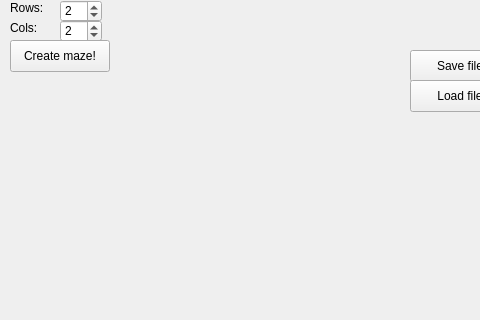
KoOlli/maze, file A1_Maze_cpp/mainwindow.ui: the form before one commit; both pictures show x 0 to 480 and y 0 to 320 of the 600 by 700 pixel window.
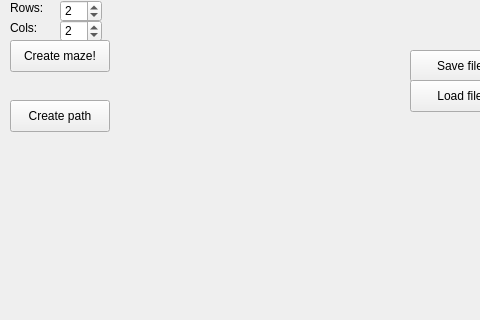
The form after the commit. Custom widgets are drawn as their Qt base class.

Commit message: fix draw path

Patch:
```diff
--- a/A1_Maze_cpp/mainwindow.ui
+++ b/A1_Maze_cpp/mainwindow.ui
@@ -138,6 +138,19 @@
     </property>
     <layout class="QGridLayout" name="gridLayout"/>
    </widget>
+   <widget class="QPushButton" name="CreatePathBtn">
+    <property name="geometry">
+     <rect>
+      <x>10</x>
+      <y>100</y>
+      <width>100</width>
+      <height>32</height>
+     </rect>
+    </property>
+    <property name="text">
+     <string>Create path</string>
+    </property>
+   </widget>
   </widget>
   <widget class="QStatusBar" name="statusbar"/>
   <widget class="QMenuBar" name="menubar">
```
The commit also changes 5 other files.
